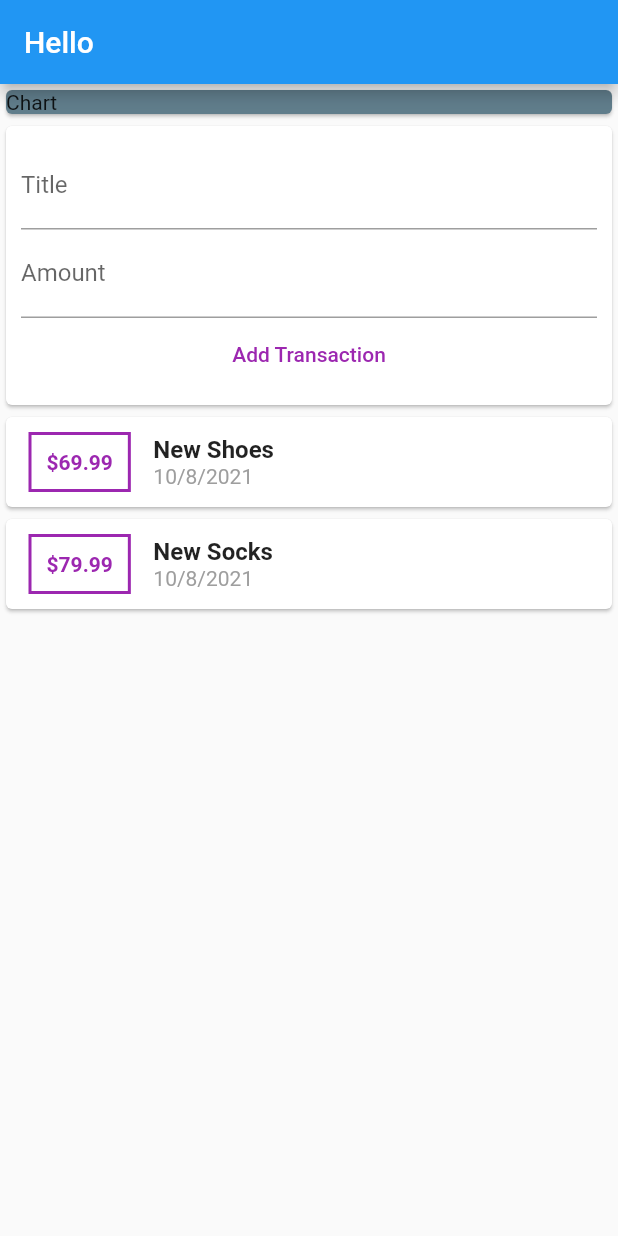
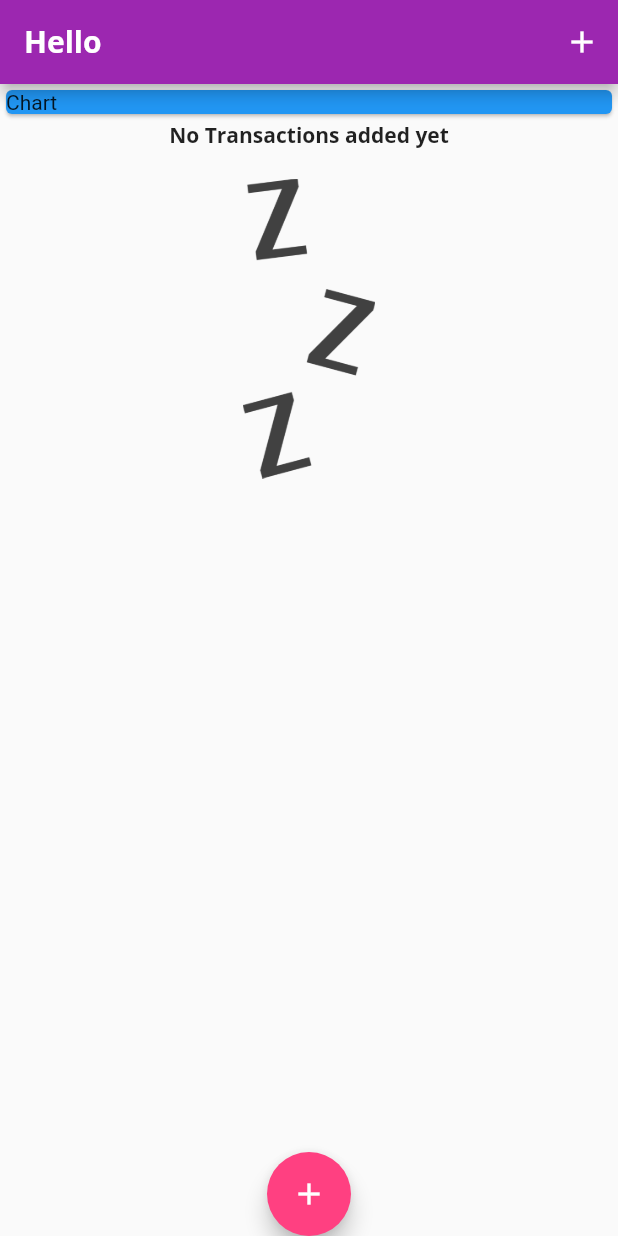
Before and after one commit to meikub/flutter_tutorial, a Flutter app: the screen it shows after launch, on a phone screen of 412 x 824 dp. Run offline on Flutter 3.47's test engine with Material 2 defaults, Android fonts, the phone set to English and light mode, and no system bars.

Commit message:
100->0:00

```diff
--- a/lib/main.dart
+++ b/lib/main.dart
@@ -1,5 +1,9 @@
 import 'package:flutter/material.dart';
-import 'package:flutter_tutorial/widgets/user_transactions.dart';
+import 'package:flutter/widgets.dart';
+import 'package:flutter_tutorial/widgets/new_transactions.dart';
+import 'package:flutter_tutorial/widgets/transaction_list.dart';
+
+import 'models/transaction.dart';
 
 void main() {
   runApp(MyApp());
@@ -9,18 +13,83 @@ class MyApp extends StatelessWidget {
   @override
   Widget build(BuildContext context) {
     return MaterialApp(
-        home: Scaffold(
-            appBar: AppBar(title: Text('Hello')),
-            body: Column(
+      title: 'Flutter App',
+      home: MyHomePage(),
+      theme: ThemeData(
+          colorScheme: ColorScheme.fromSwatch(primarySwatch: Colors.purple)
+              .copyWith(secondary: Colors.pinkAccent),
+          fontFamily: 'Quicksand',
+          textTheme: ThemeData.light().textTheme.copyWith(
+            headline6: const TextStyle(fontFamily: 'OpenSans',fontWeight: FontWeight.bold, fontSize: 14)
+          ),
+          appBarTheme: const AppBarTheme(
+            titleTextStyle: TextStyle(fontFamily: 'OpenSans', fontSize: 20, fontWeight: FontWeight.bold),
+          )),
+    );
+  }
+}
+
+class MyHomePage extends StatefulWidget {
+  @override
+  State<MyHomePage> createState() => _MyHomePage();
+}
+
+class _MyHomePage extends State<MyHomePage> {
+  void _startAddNewTransaction(BuildContext ctx) {
+    showModalBottomSheet(
+        context: ctx,
+        builder: (_) {
+          return GestureDetector(
+            child: NewTransaction(_addNewTransaction),
+            onTap: () {},
+            behavior: HitTestBehavior.opaque,
+          );
+        });
+  }
+
+  final List<Transaction> _userTransaction = [];
+
+  void _addNewTransaction(String title, double amount) {
+    final newTx = Transaction(
+        id: DateTime.now().toString(),
+        title: title,
+        amount: amount,
+        date: DateTime.now());
+    setState(() {
+      _userTransaction.add(newTx);
+    });
+  }
+
+  @override
+  Widget build(BuildContext context) {
+    return Scaffold(
+      appBar: AppBar(
+        title: const Text('Hello'),
+        actions: [
+          IconButton(
+              onPressed: () => _startAddNewTransaction(context),
+              icon: Icon(Icons.add))
+        ],
+      ),
+      body: SingleChildScrollView(
+        child: Column(
           // mainAxisAlignment: MainAxisAlignment.spaceAround,
           crossAxisAlignment: CrossAxisAlignment.stretch,
           children: [
             Container(
                 width: double.infinity,
-                    child: const Card(
-                        color: Colors.blueGrey, child: Text('Chart'))),
-                UserTransactions(),
+                child: Card(
+                    color: Theme.of(context).primaryColor,
+                    child: Text('Chart'))),
+            TransactionList(_userTransaction),
           ],
-            )));
+        ),
+      ),
+      floatingActionButtonLocation: FloatingActionButtonLocation.centerDocked,
+      floatingActionButton: FloatingActionButton(
+        child: Icon(Icons.add),
+        onPressed: () => _startAddNewTransaction(context),
+      ),
+    );
   }
 }
--- a/lib/widgets/transaction_list.dart
+++ b/lib/widgets/transaction_list.dart
@@ -9,8 +9,22 @@ class TransactionList extends StatelessWidget {
 
   @override
   Widget build(BuildContext context) {
-    return Column(
-        children: transactions.map((tx) {
+    return Container(
+        height: 300,
+        child: transactions.isEmpty
+            ? Column(
+                children: [
+                  Text(
+                    'No Transactions added yet',
+                    style: Theme.of(context).textTheme.headline6,
+                  ),
+                  SizedBox(height: 20,),
+                  Container(
+                      height: 200,child: Image.asset('assets/imgs/waiting.png', fit: BoxFit.cover,))
+                ],
+              )
+            : ListView.builder(
+                itemBuilder: (ctx, index) {
                   return Card(
                       child: Row(
                     children: [
@@ -20,7 +34,8 @@ class TransactionList extends StatelessWidget {
                         decoration: BoxDecoration(
                             border: Border.all(color: Colors.purple, width: 2)),
                         padding: const EdgeInsets.all(10.0),
-                    child: Text('\$${tx.amount}',
+                        child: Text(
+                            '\$${transactions[index].amount.toStringAsFixed(2)}',
                             style: const TextStyle(
                                 fontWeight: FontWeight.bold,
                                 color: Colors.purple)),
@@ -29,18 +44,21 @@ class TransactionList extends StatelessWidget {
                         crossAxisAlignment: CrossAxisAlignment.start,
                         children: [
                           Text(
-                        tx.title,
-                        style: TextStyle(
-                            fontSize: 16, fontWeight: FontWeight.bold),
+                            transactions[index].title,
+                            style: Theme.of(context).textTheme.headline6,
                           ),
                           Text(
-                        DateFormat().add_yMd().format(tx.date),
+                            DateFormat()
+                                .add_yMd()
+                                .format(transactions[index].date),
                             style: TextStyle(color: Colors.grey),
                           )
                         ],
                       ),
                     ],
                   ));
-        }).toList());
+                },
+                itemCount: transactions.length,
+              ));
   }
 }
--- a/lib/widgets/user_transactions.dart
+++ /dev/null
@@ -1,38 +0,0 @@
-import 'package:flutter/cupertino.dart';
-import 'package:flutter_tutorial/models/transaction.dart';
-import 'package:flutter_tutorial/widgets/transaction_list.dart';
-
-import 'new_transactions.dart';
-
-class UserTransactions extends StatefulWidget {
-  @override
-  _UserTransactionsState createState() => _UserTransactionsState();
-}
-
-class _UserTransactionsState extends State<UserTransactions> {
-  final List<Transaction> _userTransaction = [
-    Transaction(
-        id: 't1', title: 'New Shoes', amount: 69.99, date: DateTime.now()),
-    Transaction(
-        id: 't2', title: 'New Socks', amount: 79.99, date: DateTime.now()),
-  ];
-
-  void _addNewTransaction(String title, double amount) {
-    final newTx = Transaction(
-        id: DateTime.now().toString(),
-        title: title,
-        amount: amount,
-        date: DateTime.now());
-    setState(() {
-      _userTransaction.add(newTx);
-    });
-  }
-
-  @override
-  Widget build(BuildContext context) {
-    return Column(children: [
-      NewTransaction(_addNewTransaction),
-      TransactionList(_userTransaction),
-    ]);
-  }
-}
```
Also changed, not shown: lib/widgets/new_transactions.dart (+24 -5 lines), pubspec.yaml (+14 -8 lines), assets/fonts/OpenSans-Bold.ttf (added), assets/fonts/OpenSans-Regular.ttf (added), assets/fonts/Quicksand-Bold.ttf (added), assets/fonts/Quicksand-Light.ttf (added), assets/fonts/Quicksand-Medium.ttf (added), assets/fonts/Quicksand-Regular.ttf (added), assets/imgs/waiting.png (added). Lines whose indentation alone changed are shown as unchanged.
